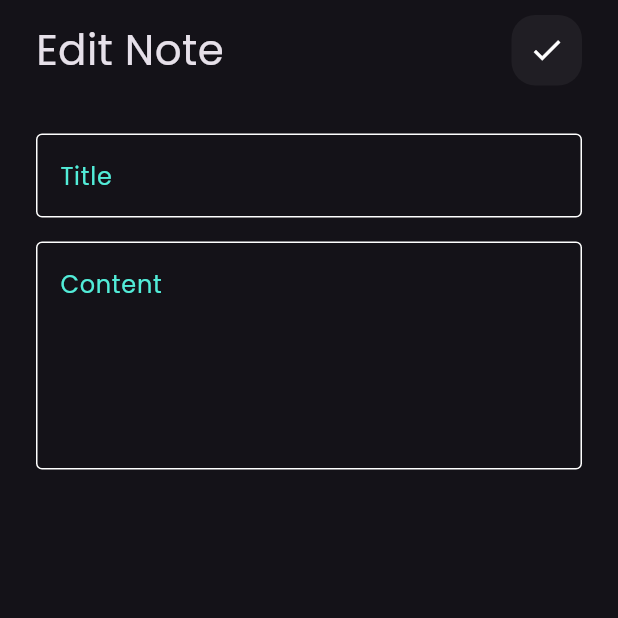
After one commit to IbrahimMahmoud2023/notes_learn, a Flutter app: the screen it shows after launch, after a tap on "Flutter Tips", on a phone screen of 412 x 824 dp, the top half of it. The commit adds this screen. Run offline on Flutter 3.47's test engine with Material 3 defaults, Android fonts, the phone set to English and light mode, and no system bars; our stand-ins replace font_awesome_flutter.

Commit message:
create edit note view

```diff
--- /dev/null
+++ b/lib/views/edit_note_view.dart
@@ -0,0 +1,14 @@
+import 'package:flutter/material.dart';
+
+import '../widgets/edit_note_view_body.dart';
+
+class EditNoteView extends StatelessWidget {
+  const EditNoteView({super.key});
+
+  @override
+  Widget build(BuildContext context) {
+    return Scaffold(
+      body: EditNoteViewBody(),
+    );
+  }
+}
--- a/lib/widgets/custom_app_bar.dart
+++ b/lib/widgets/custom_app_bar.dart
@@ -11,7 +11,9 @@ class CustomAppBar extends StatelessWidget {
       children: [
         Text('Notes',style: TextStyle(fontSize: 28),),
         Spacer(),
-        CustomSearchIcon()
+        CustomSearchIcon(
+          icon: Icons.search,
+        ),
 
       ],
     );
--- a/lib/widgets/custom_note_item.dart
+++ b/lib/widgets/custom_note_item.dart
@@ -1,12 +1,22 @@
 import 'package:flutter/material.dart';
 import 'package:font_awesome_flutter/font_awesome_flutter.dart';
+
+import '../views/edit_note_view.dart';
 
 class NoteItem extends StatelessWidget {
   const NoteItem({super.key});
 
   @override
   Widget build(BuildContext context) {
-    return Container(
+    return GestureDetector(
+     onTap: (){
+       Navigator.push(context,
+           MaterialPageRoute(
+               builder: (context) {
+              return EditNoteView();
+               },));
+     },
+      child: Container(
         padding: EdgeInsets.only(top: 24, bottom: 24, left: 16),
         decoration: BoxDecoration(
           color: Color(0XffFFCE7A),
@@ -47,6 +57,7 @@ class NoteItem extends StatelessWidget {
             ),
           ],
         ),
+      ),
     );
   }
 }
--- a/lib/widgets/custom_search_icon.dart
+++ b/lib/widgets/custom_search_icon.dart
@@ -1,8 +1,9 @@
 import 'package:flutter/material.dart';
 
+
 class CustomSearchIcon extends StatelessWidget {
-  const CustomSearchIcon({super.key});
-
+  const CustomSearchIcon({super.key,required this.icon});
+ final IconData icon;
   @override
   Widget build(BuildContext context) {
     return Container(
@@ -13,8 +14,8 @@ class CustomSearchIcon extends StatelessWidget {
         color: Colors.white.withOpacity(0.05),
       ),
       child: Center(
-        child: Icon(Icons.search,size: 28,),
-      ),
+        child: Icon(icon,size: 24,)),
+
     );
   }
 }
--- /dev/null
+++ b/lib/widgets/edit_note_view_body.dart
@@ -0,0 +1,44 @@
+import 'package:flutter/material.dart';
+import 'package:notes_learn/widgets/custom_text_field.dart';
+
+import 'custom_app_bar.dart';
+import 'custom_search_icon.dart';
+
+class EditNoteViewBody extends StatelessWidget {
+  const EditNoteViewBody({super.key});
+
+  @override
+  Widget build(BuildContext context) {
+    return Scaffold(
+      body: Padding(
+        padding: const EdgeInsets.symmetric(horizontal: 24,vertical: 10),
+        child: Column(
+          children: [
+           Row(
+             children: [
+               Text('Edit Note',style: TextStyle(fontSize: 28),),
+               Spacer(),
+               CustomSearchIcon(
+                 icon: Icons.check,
+               ),
+             ],
+           ),
+             SizedBox(
+               height: 32,
+             ),
+            CustomTextField(
+              hintText: 'Title',
+            ),
+            const SizedBox(
+              height: 16,
+            ),
+            CustomTextField(
+              hintText: 'Content',
+              maxLines: 5,
+            )
+          ],
+        ),
+      ),
+    );
+  }
+}
--- a/lib/widgets/show_bottom_sheet.dart
+++ b/lib/widgets/show_bottom_sheet.dart
@@ -1,6 +1,5 @@
 import 'package:flutter/material.dart';
 
-import '../constant.dart';
 import 'custom_button_sheet.dart';
 import 'custom_text_field.dart';
 
```
Also changed, not shown: lib/main.dart (+1 -7 lines). Lines whose indentation alone changed are shown as unchanged.
